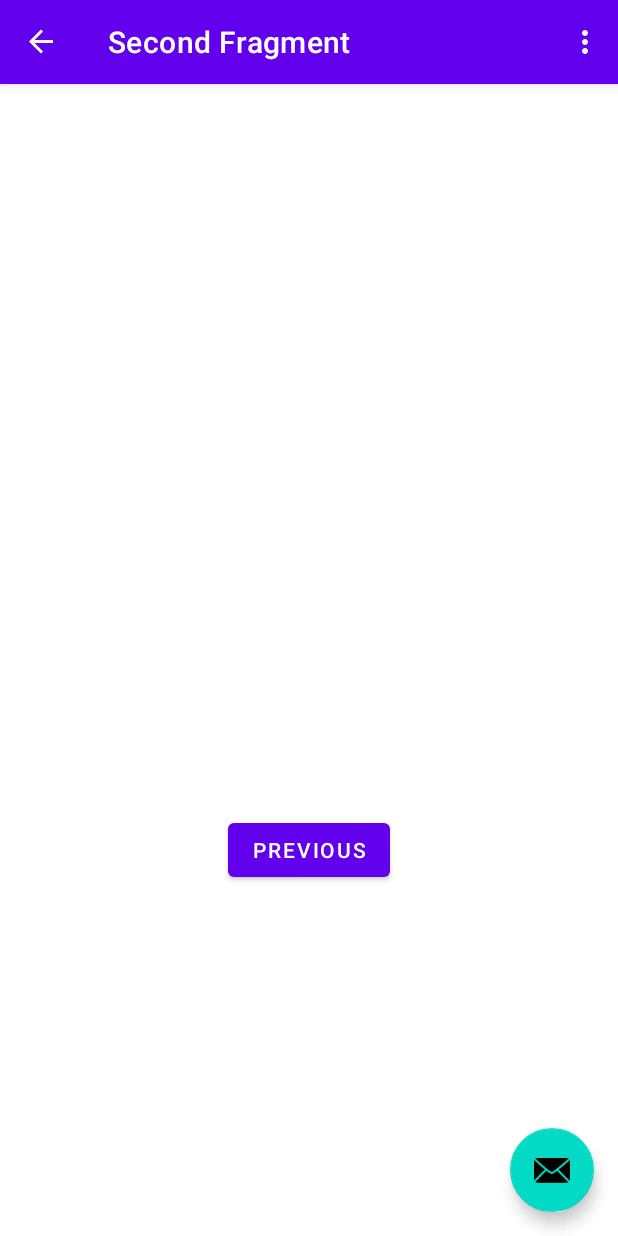
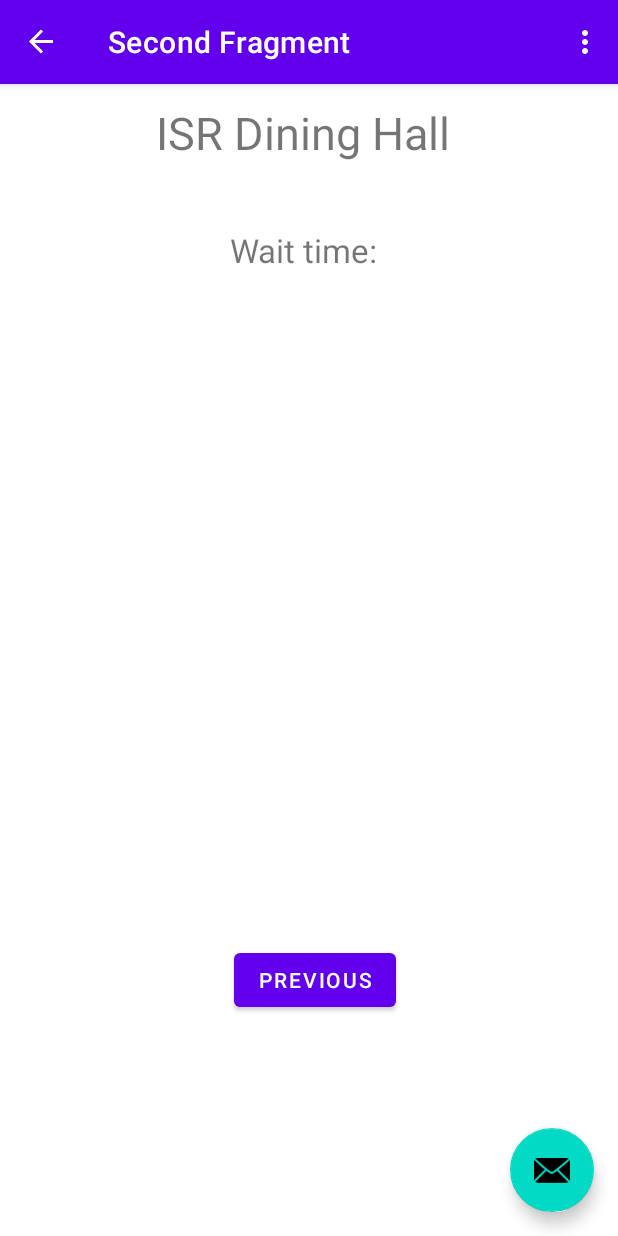
Before and after one commit to DimplePatell/DiningHall, an Android app: the SecondFragment screen opened through its navigation route, on a phone screen of 412 x 824 dp. Run offline under Robolectric (Android 15) with nearby library versions, the phone set to English and light mode, and no system bars; our stand-ins replace navigation-ui.

Commit message:
Dining Hall Page

```diff
--- a/app/src/main/res/layout/fragment_second.xml
+++ b/app/src/main/res/layout/fragment_second.xml
@@ -7,21 +7,39 @@
     tools:context=".SecondFragment">
 
     <TextView
-        android:id="@+id/textview_second"
+        android:id="@+id/textview_waitTime"
         android:layout_width="wrap_content"
         android:layout_height="wrap_content"
+        android:layout_marginTop="96dp"
+        android:text="Wait time: "
+        android:textSize="22sp"
+        app:layout_constraintEnd_toEndOf="parent"
+        app:layout_constraintHorizontal_bias="0.498"
+        app:layout_constraintStart_toStartOf="parent"
+        app:layout_constraintTop_toTopOf="parent" />
+
+    <TextView
+        android:id="@+id/textview_ISR"
+        android:layout_width="wrap_content"
+        android:layout_height="wrap_content"
+        android:text="ISR Dining Hall "
+        android:textSize="30sp"
         app:layout_constraintBottom_toTopOf="@id/button_second"
         app:layout_constraintEnd_toEndOf="parent"
+        app:layout_constraintHorizontal_bias="0.497"
         app:layout_constraintStart_toStartOf="parent"
-        app:layout_constraintTop_toTopOf="parent" />
+        app:layout_constraintTop_toTopOf="parent"
+        app:layout_constraintVertical_bias="0.023" />
 
     <Button
         android:id="@+id/button_second"
         android:layout_width="wrap_content"
         android:layout_height="wrap_content"
+        android:layout_marginTop="448dp"
+        android:layout_marginEnd="148dp"
         android:text="@string/previous"
-        app:layout_constraintBottom_toBottomOf="parent"
         app:layout_constraintEnd_toEndOf="parent"
-        app:layout_constraintStart_toStartOf="parent"
-        app:layout_constraintTop_toBottomOf="@id/textview_second" />
+        app:layout_constraintTop_toBottomOf="@id/textview_waitTime" />
+
+
 </androidx.constraintlayout.widget.ConstraintLayout>
```
